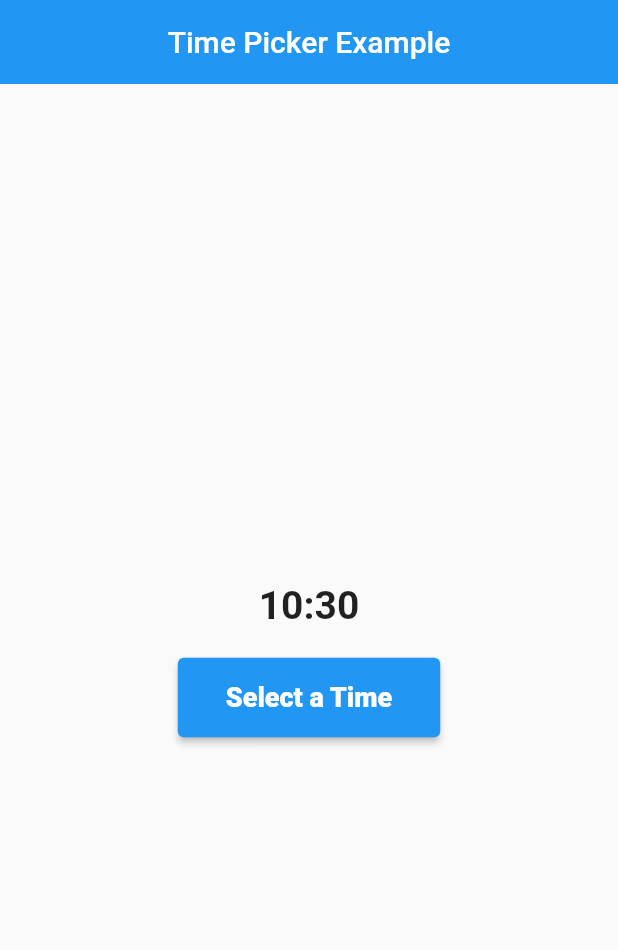
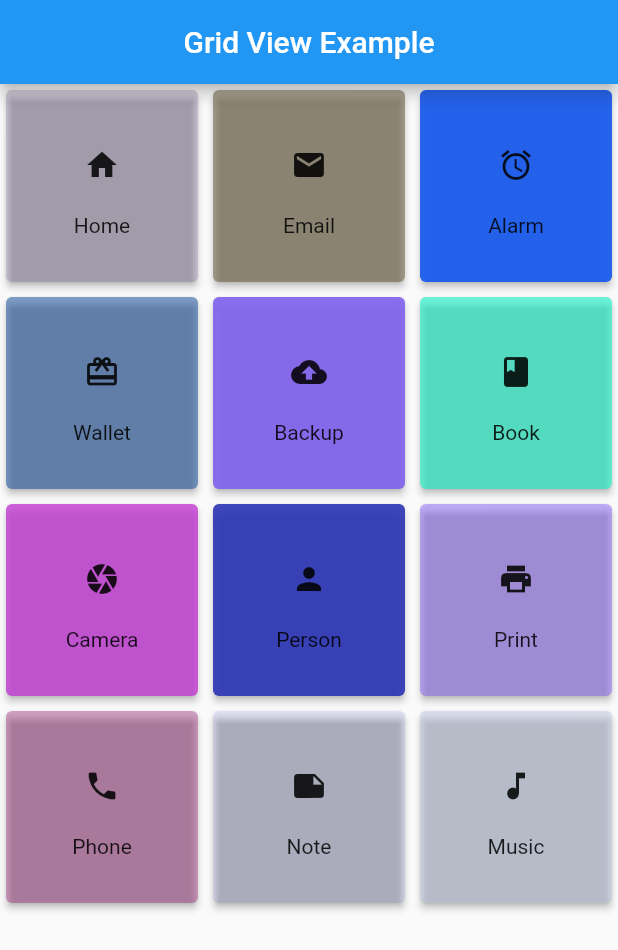
Before and after one commit to NilamPathak578/flutterHopeProjects, a Flutter app: the screen it shows after launch, on a phone screen of 412 x 824 dp. Shown: the top 950 px of the screen. Run offline on Flutter 3.47's test engine with Material 2 defaults, Android fonts, the phone set to English and light mode, and no system bars; our stand-ins replace font_awesome_flutter.

Commit message:
Gridview Example

```diff
--- /dev/null
+++ b/lib/Models/grid_data.dart
@@ -0,0 +1,23 @@
+import 'package:flutter/material.dart';
+
+class GridData {
+  String? title;
+  Icon? icon;
+
+  GridData(this.title, this.icon);
+}
+
+final List<GridData> gridlist = [
+  GridData("Home", const Icon(Icons.home)),
+  GridData("Email", const Icon(Icons.email)),
+  GridData("Alarm", const Icon(Icons.alarm)),
+  GridData("Wallet", const Icon(Icons.wallet_giftcard)),
+  GridData("Backup", const Icon(Icons.backup)),
+  GridData("Book", const Icon(Icons.book)),
+  GridData("Camera", const Icon(Icons.camera)),
+  GridData("Person", const Icon(Icons.person)),
+  GridData("Print", const Icon(Icons.print)),
+  GridData("Phone", const Icon(Icons.phone)),
+  GridData("Note", const Icon(Icons.note)),
+  GridData("Music", const Icon(Icons.music_note)),
+];
--- /dev/null
+++ b/lib/Views/grid_view.dart
@@ -0,0 +1,57 @@
+import 'dart:math';
+
+import 'package:flutter/material.dart';
+import 'package:flutterhopeprojects/Models/grid_data.dart';
+
+class GridViewPage extends StatefulWidget {
+  const GridViewPage({Key? key}) : super(key: key);
+
+  @override
+  State<GridViewPage> createState() => _GridViewPageState();
+}
+
+class _GridViewPageState extends State<GridViewPage> {
+  Random random = Random();
+  Color getColor() {
+    return Color.fromARGB(random.nextInt(255), random.nextInt(255),
+        random.nextInt(255), random.nextInt(255));
+  }
+
+  @override
+  Widget build(BuildContext context) {
+    return Scaffold(
+      appBar: AppBar(
+        title: const Text("Grid View Example"),
+        centerTitle: true,
+      ),
+      body: SafeArea(
+          child: GridView.builder(
+              itemCount: gridlist.length,
+              gridDelegate: const SliverGridDelegateWithFixedCrossAxisCount(
+                  crossAxisCount: 3, crossAxisSpacing: 2, mainAxisSpacing: 2),
+              itemBuilder: (context, index) {
+                return Card(
+                  color: getColor(),
+                  elevation: 2,
+                  child: Center(
+                    child: Column(
+                      mainAxisAlignment: MainAxisAlignment.center,
+                      crossAxisAlignment: CrossAxisAlignment.center,
+                      children: [
+                        SizedBox(
+                          height: 40,
+                          width: 40,
+                          child: gridlist[index].icon,
+                        ),
+                        const SizedBox(
+                          height: 12.0,
+                        ),
+                        Text(gridlist[index].title.toString())
+                      ],
+                    ),
+                  ),
+                );
+              })),
+    );
+  }
+}
--- a/lib/main.dart
+++ b/lib/main.dart
@@ -1,5 +1,6 @@
 import 'package:flutter/material.dart';
 import 'package:flutterhopeprojects/Views/date_picker.dart';
+import 'package:flutterhopeprojects/Views/grid_view.dart';
 import 'package:flutterhopeprojects/Views/home_page.dart';
 import 'package:flutterhopeprojects/Views/iconview.dart';
 import 'package:flutterhopeprojects/Views/image.dart';
@@ -27,7 +28,8 @@ class MyApp extends StatelessWidget {
       //home: const ImagePage(),
       //home: const IconPage(),
       //home: const DatePickerPage(),
-      home: const TimePickerPage(),
+      //home: const TimePickerPage(),
+      home: const GridViewPage(),
     );
   }
 }
```
